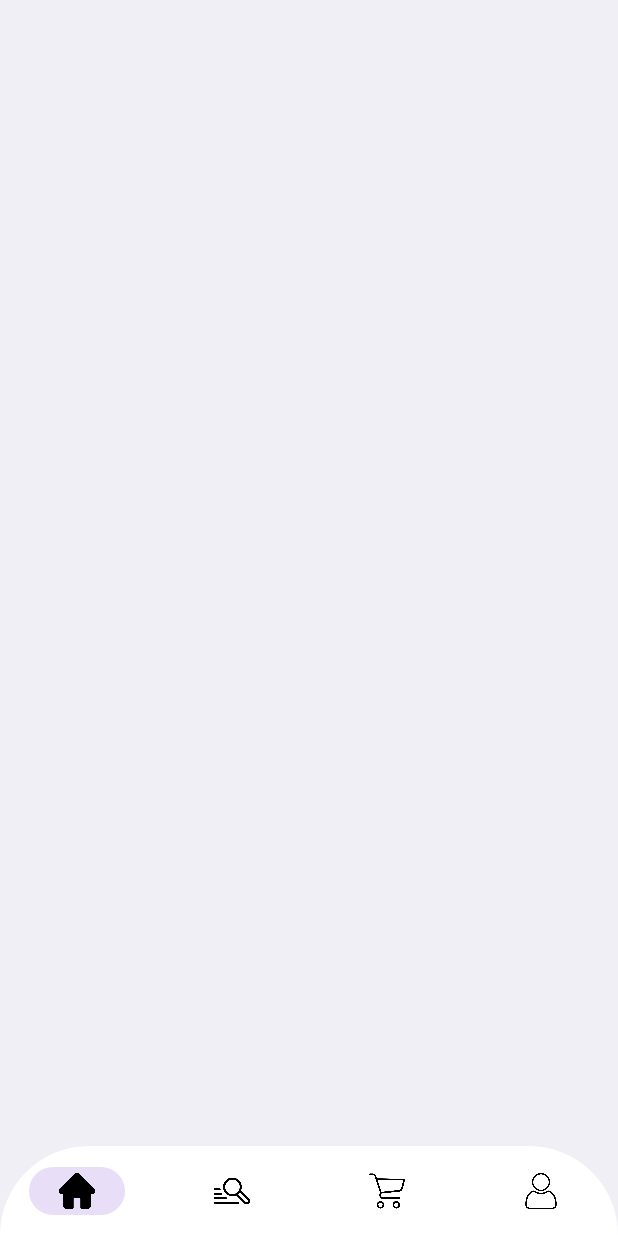
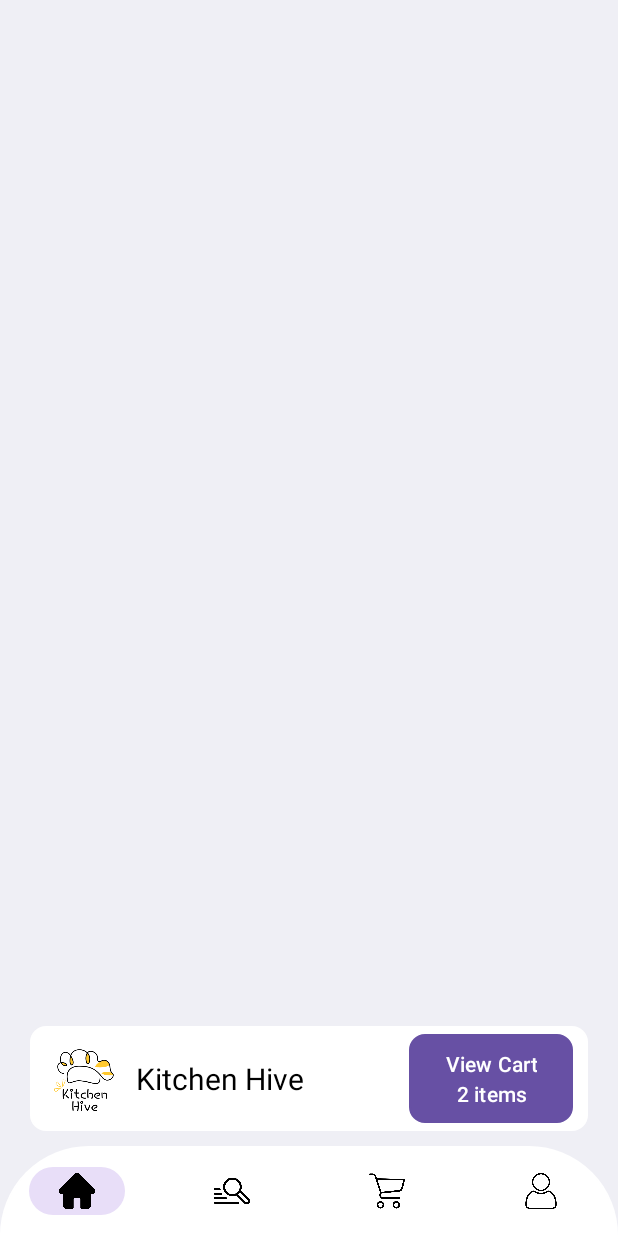
Before and after one commit to tejptl29/KitchenHiveApp, an Android app: the layout activity_main.xml on its own in the app's theme, with its tools: preview values and no code run, on a phone screen of 412 x 824 dp. Run offline under Robolectric (Android 15) with nearby library versions, the phone set to English and light mode, and no system bars.

Commit message:
cart page complete and bottom view cart items completed

```diff
--- a/app/src/main/java/com/example/kitchenhive/CatalogFragment.java
+++ b/app/src/main/java/com/example/kitchenhive/CatalogFragment.java
@@ -92,6 +92,7 @@ public class CatalogFragment extends Fragment {
 
         ((MainActivity) mainActivity).get_products_api_call(mParam2, mParam1,(((MainActivity) mainActivity).sharedPreferences.getBoolean("VEG", true) == true ? "1" : "0"));
 
+        ((MainActivity) mainActivity).bind_cart_bottom(true, mainActivity);
         return view;
     }
 }
--- a/app/src/main/java/com/example/kitchenhive/HomeFragment.java
+++ b/app/src/main/java/com/example/kitchenhive/HomeFragment.java
@@ -171,6 +171,8 @@ public class HomeFragment extends Fragment implements  SwipeRefreshLayout.OnRefr
             }
         });
 
+       ((MainActivity) mainActivity).bind_cart_bottom(false, mainActivity);
+
         return view;
     }
 
--- a/app/src/main/java/com/example/kitchenhive/ProfileFragment.java
+++ b/app/src/main/java/com/example/kitchenhive/ProfileFragment.java
@@ -85,6 +85,8 @@ public class ProfileFragment extends Fragment {
             }
         });
 
+        ((MainActivity) mainActivity).bind_cart_bottom(false, mainActivity);
+
        return view;
     }
 }
--- /dev/null
+++ b/app/src/main/res/drawable/baseline_delete_24.xml
@@ -0,0 +1,5 @@
+<vector xmlns:android="http://schemas.android.com/apk/res/android" android:height="24dp" android:tint="#000000" android:viewportHeight="24" android:viewportWidth="24" android:width="24dp">
+
+    <path android:fillColor="@android:color/white" android:pathData="M6,19c0,1.1 0.9,2 2,2h8c1.1,0 2,-0.9 2,-2V7H6v12zM19,4h-3.5l-1,-1h-5l-1,1H5v2h14V4z"/>
+
+</vector>
--- /dev/null
+++ b/app/src/main/res/drawable/bottom_card_view_icon.xml
@@ -0,0 +1,6 @@
+<?xml version="1.0" encoding="utf-8"?>
+<shape xmlns:android="http://schemas.android.com/apk/res/android">
+    <stroke  android:color="@color/black" android:width="1dp"/>
+    <solid  android:color="@color/white"/>
+    <corners android:radius="10dp"/>
+</shape>
--- a/app/src/main/res/layout/activity_main.xml
+++ b/app/src/main/res/layout/activity_main.xml
@@ -58,5 +58,14 @@
     </com.google.android.material.bottomnavigation.BottomNavigationView>
 
 <!--    </androidx.swiperefreshlayout.widget.SwipeRefreshLayout>-->
+    <include
+        layout="@layout/cart_bottom_layout"
+        android:layout_width="match_parent"
+        app:layout_constraintStart_toStartOf="parent"
+        app:layout_constraintBottom_toBottomOf="parent"
+        android:layout_marginHorizontal="20dp"
+        android:layout_marginBottom="70dp"
+        app:layout_constraintEnd_toEndOf="parent"
+        android:layout_height="wrap_content"/>
 
 </androidx.constraintlayout.widget.ConstraintLayout>
--- /dev/null
+++ b/app/src/main/res/layout/cart_bottom_layout.xml
@@ -0,0 +1,71 @@
+<?xml version="1.0" encoding="utf-8"?>
+<androidx.constraintlayout.widget.ConstraintLayout xmlns:android="http://schemas.android.com/apk/res/android"
+    android:layout_width="match_parent"
+    android:id="@+id/cart_bottom_layout"
+    android:visibility="visible"
+    android:elevation="10dp"
+    android:layout_height="wrap_content"
+    xmlns:app="http://schemas.android.com/apk/res-auto">
+
+    <androidx.constraintlayout.widget.ConstraintLayout
+        android:layout_width="match_parent"
+        app:layout_constraintTop_toTopOf="parent"
+        android:background="@drawable/btn_qty"
+        android:clickable="false"
+        app:layout_constraintBottom_toBottomOf="parent"
+        app:layout_constraintStart_toStartOf="parent"
+        app:layout_constraintEnd_toEndOf="parent"
+        android:layout_height="70dp">
+
+<!--        <androidx.constraintlayout.widget.ConstraintLayout-->
+<!--            android:layout_width="wrap_content"-->
+<!--            android:layout_height="wrap_content"-->
+<!--            app:layout_constraintTop_toTopOf="parent"-->
+<!--            app:layout_constraintBottom_toBottomOf="parent"-->
+<!--            android:layout_margin="10dp"-->
+<!--            app:layout_constraintStart_toStartOf="parent">-->
+
+            <ImageView
+                android:id="@+id/img_app_log"
+                android:src="@drawable/back"
+                android:clipToOutline="true"
+                android:layout_marginStart="10dp"
+                android:scaleType="fitXY"
+                android:background="@drawable/btn_qty"
+                app:layout_constraintTop_toTopOf="parent"
+                app:layout_constraintBottom_toBottomOf="parent"
+                app:layout_constraintStart_toStartOf="parent"
+                android:layout_width="55dp"
+                android:layout_height="55dp"/>
+
+            <TextView
+                app:layout_constraintStart_toEndOf="@+id/img_app_log"
+                app:layout_constraintTop_toTopOf="parent"
+                app:layout_constraintBottom_toBottomOf="parent"
+                android:text="Kitchen Hive"
+                android:textSize="20sp"
+                android:textColor="@color/black"
+                android:layout_marginStart="5dp"
+                android:layout_width="wrap_content"
+                android:layout_height="wrap_content"/>
+
+
+
+
+        <Button
+            android:layout_width="wrap_content"
+            android:lineHeight="20dp"
+            android:text="View Cart\n2 items"
+            android:id="@+id/btn_view_cart"
+            app:layout_constraintEnd_toEndOf="parent"
+            app:layout_constraintTop_toTopOf="parent"
+            app:layout_constraintBottom_toBottomOf="parent"
+            android:layout_marginEnd="10dp"
+            android:background="@drawable/btn_qty"
+            android:layout_height="wrap_content"/>
+
+    </androidx.constraintlayout.widget.ConstraintLayout>
+
+</androidx.constraintlayout.widget.ConstraintLayout>
+
+<!--    android:background="#ff0000"-->
```
Also changed, not shown: app/src/main/java/com/example/kitchenhive/BaseActivity.java (+42 -0 lines), app/src/main/java/com/example/kitchenhive/CartFragment.java (+15 -3 lines), app/src/main/java/com/example/kitchenhive/MainActivity.java (+34 -5 lines), app/src/main/java/com/example/kitchenhive/single_food_dtl.java (+8 -0 lines), app/src/main/res/layout/activity_single_store_dtl_pro.xml (+8 -1 lines), app/src/main/res/layout/cart_ui.xml (+12 -12 lines), app/src/main/res/layout/fragment_cart.xml (+14 -0 lines).
